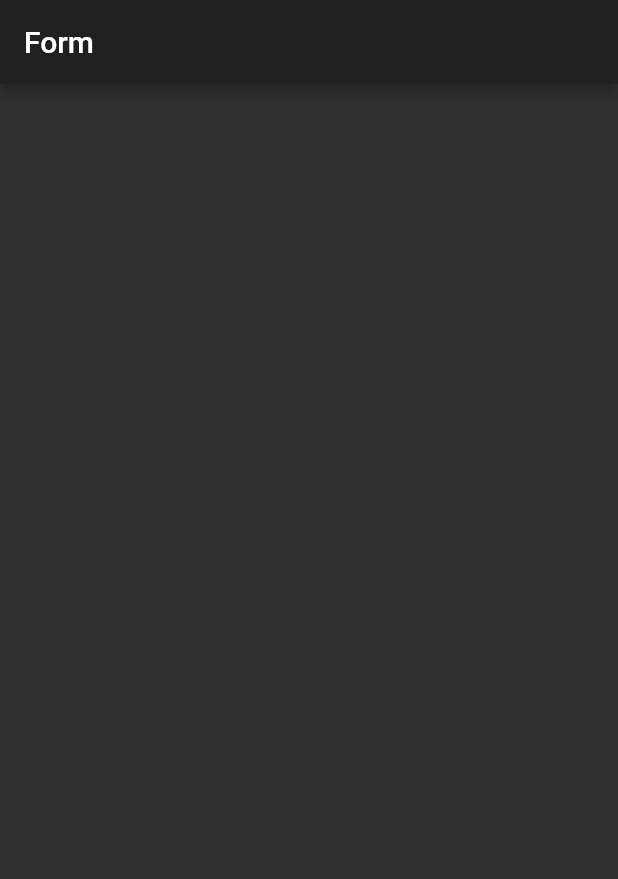
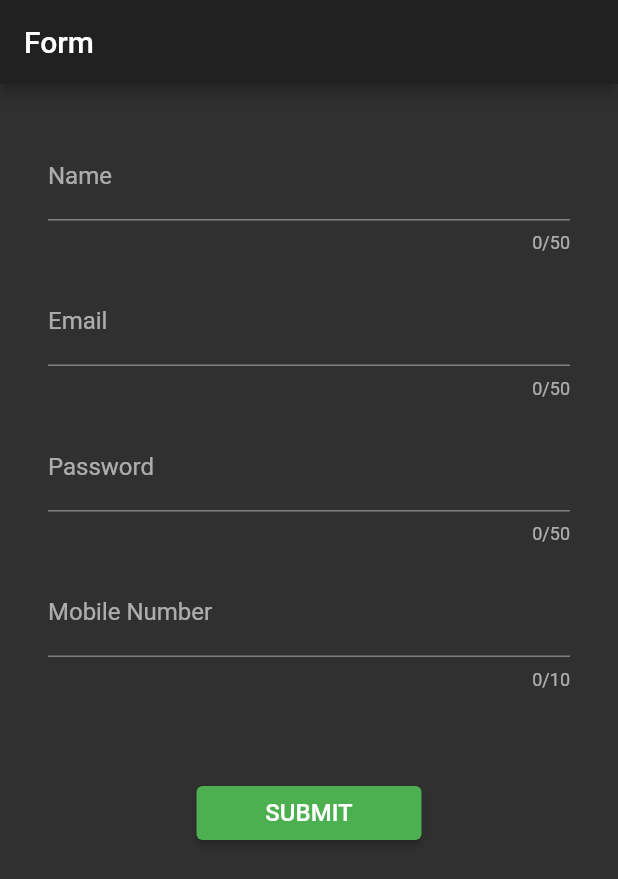
Before and after one commit to TharindaNimnajith/flutter_tutorial, a Flutter app: the screen it shows after launch, on a phone screen of 412 x 824 dp. Shown: the top 879 px of the screen. Run offline on Flutter 3.47's test engine with Material 2 defaults, Android fonts, the phone set to English and light mode, and no system bars; our stand-ins replace device_preview.

```diff
--- a/lib/screens/forms.dart
+++ b/lib/screens/forms.dart
@@ -1,5 +1,7 @@
 import 'package:flutter/cupertino.dart';
 import 'package:flutter/material.dart';
+
+import '../util/helper_validator.dart';
 
 class Forms extends StatefulWidget {
   const Forms({Key? key}) : super(key: key);
@@ -9,6 +11,86 @@ class Forms extends StatefulWidget {
 }
 
 class _FormsState extends State<Forms> {
+  final GlobalKey<FormState> _formKey = GlobalKey<FormState>();
+
+  late String _name;
+  late String _email;
+  late String _password;
+  late int _mobile;
+
+  void _onSubmit() {
+    if (_formKey.currentState!.validate()) {
+      _formKey.currentState!.save();
+      print(_name);
+      print(_email);
+      print(_password);
+      print(_mobile);
+    } else {
+      print('Invalid');
+    }
+  }
+
+  Widget _buildNameField() {
+    return TextFormField(
+      maxLength: 50,
+      maxLines: 1,
+      validator: (text) => HelperValidator.nameValidate(text!),
+      decoration: InputDecoration(
+        labelText: 'Name',
+        hintText: 'Enter Name',
+      ),
+      onSaved: (value) {
+        _name = value!;
+      },
+    );
+  }
+
+  Widget _buildEmailField() {
+    return TextFormField(
+      maxLength: 50,
+      maxLines: 1,
+      validator: (text) => HelperValidator.nameValidate(text!),
+      decoration: InputDecoration(
+        labelText: 'Email',
+        hintText: 'Enter Email',
+      ),
+      onSaved: (value) {
+        _email = value!;
+      },
+    );
+  }
+
+  Widget _buildPasswordField() {
+    return TextFormField(
+      obscureText: true,
+      maxLength: 50,
+      maxLines: 1,
+      validator: (text) => HelperValidator.nameValidate(text!),
+      decoration: InputDecoration(
+        labelText: 'Password',
+        hintText: 'Enter Password',
+      ),
+      onSaved: (value) {
+        _password = value!;
+      },
+    );
+  }
+
+  Widget _buildMobileNumberField() {
+    return TextFormField(
+      maxLength: 10,
+      keyboardType: TextInputType.number,
+      validator: (text) => HelperValidator.nameValidate(text!),
+      decoration: InputDecoration(
+        labelText: 'Mobile Number',
+        hintText: 'Enter Mobile Number',
+      ),
+      onSaved: (value) {
+        _mobile = int.parse(value!);
+      },
+    );
+  }
+
   @override
   Widget build(BuildContext context) {
     return SafeArea(
@@ -18,8 +100,46 @@ class _FormsState extends State<Forms> {
             'Form',
           ),
         ),
-        body: Center(
-          child: Column(),
+        body: SingleChildScrollView(
+          child: Form(
+            key: _formKey,
+            child: Container(
+              margin: const EdgeInsets.all(24.0),
+              child: Column(
+                children: <Widget>[
+                  Padding(
+                    padding: const EdgeInsets.all(8.0),
+                    child: _buildNameField(),
+                  ),
+                  Padding(
+                    padding: const EdgeInsets.all(8.0),
+                    child: _buildEmailField(),
+                  ),
+                  Padding(
+                    padding: const EdgeInsets.all(8.0),
+                    child: _buildPasswordField(),
+                  ),
+                  Padding(
+                    padding: const EdgeInsets.all(8.0),
+                    child: _buildMobileNumberField(),
+                  ),
+                  SizedBox(height: 50),
+                  Container(
+                    width: 150,
+                    child: ElevatedButton(
+                      child: Text(
+                        'Submit'.toUpperCase(),
+                        style: TextStyle(
+                          fontSize: 16.0,
+                        ),
+                      ),
+                      onPressed: _onSubmit,
+                    ),
+                  ),
+                ],
+              ),
+            ),
+          ),
         ),
       ),
     );
--- /dev/null
+++ b/lib/util/helper_validator.dart
@@ -0,0 +1,13 @@
+class HelperValidator {
+  static String? nameValidate(String value) {
+    if (value.isEmpty) {
+      return 'This field cannot be empty.';
+    } else if (value.length < 2) {
+      return 'This field must be at least 2 characters long.';
+    } else if (value.length > 50) {
+      return 'This field must be less than 50 characters long.';
+    } else {
+      return null;
+    }
+  }
+}
```
